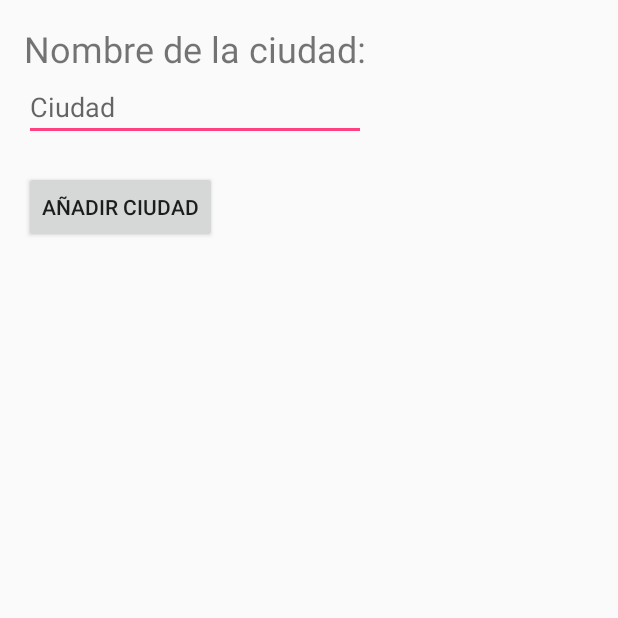
After one commit to elmorgan3/GestionSimpleDeArticulos3Version, an Android app: the AddCityActivity screen opened directly, with no data from a screen before it, on a phone screen of 412 x 824 dp, the top half of it. The commit adds this screen. Run offline under Robolectric (Android 15) with nearby library versions, the light colour scheme and no system bars.

```diff
--- a/app/src/main/AndroidManifest.xml
+++ b/app/src/main/AndroidManifest.xml
@@ -23,7 +23,8 @@
             android:theme="@style/AppTheme.NoActionBar" />
         <activity android:name=".ListaMovimientosActivity" />
         <activity android:name=".EntradaOSalidaActivity" />
-        <activity android:name=".ListaCiudadActivity"></activity>
+        <activity android:name=".ListaCiudadActivity" />
+        <activity android:name=".AddCityActivity"></activity>
     </application>
 
 </manifest>
--- /dev/null
+++ b/app/src/main/java/com/example/morga/gestionsimpledearticulos/AddCityActivity.java
@@ -0,0 +1,61 @@
+package com.example.morga.gestionsimpledearticulos;
+
+import android.app.Activity;
+import android.content.Intent;
+import android.support.v7.app.AppCompatActivity;
+import android.os.Bundle;
+import android.view.View;
+import android.widget.Button;
+import android.widget.TextView;
+import android.app.Activity;
+import android.app.AlertDialog;
+import android.content.DialogInterface;
+
+import org.w3c.dom.Text;
+
+public class AddCityActivity extends Activity {
+
+    private long idCity;
+    private ArticuloDataSource bd;
+
+    @Override
+    protected void onCreate(Bundle savedInstanceState) {
+        super.onCreate(savedInstanceState);
+        setContentView(R.layout.activity_add_city);
+
+        bd = new ArticuloDataSource(this);
+
+        // Botones de aceptar y cancelar
+        // Boton ok
+        Button btnAddCity = (Button) findViewById(R.id.buttonAddCity);
+        btnAddCity.setOnClickListener(new View.OnClickListener() {
+
+            @Override
+            public void onClick(View v) {
+                AddCity();
+            }
+        });
+    }
+
+    private void AddCity() {
+        //Validamos los datos
+        TextView tv;
+
+        tv = (TextView) findViewById(R.id.editTextNameCity);
+        String nameCity = tv.getText().toString();
+
+        if (nameCity.isEmpty()) {
+            MyDialog.showToast(this,"Hay que poner el nombre de la ciudad");
+            return;
+        }
+
+        idCity = bd.InsertCiudad(nameCity);
+
+        Intent mIntent = new Intent();
+        mIntent.putExtra("id", idCity);
+        setResult(RESULT_OK, mIntent);
+
+        finish();
+
+    }
+}
--- /dev/null
+++ b/app/src/main/res/layout/activity_add_city.xml
@@ -0,0 +1,39 @@
+<?xml version="1.0" encoding="utf-8"?>
+<LinearLayout xmlns:android="http://schemas.android.com/apk/res/android"
+    xmlns:app="http://schemas.android.com/apk/res-auto"
+    xmlns:tools="http://schemas.android.com/tools"
+    android:layout_width="wrap_content"
+    android:layout_height="wrap_content"
+    android:layout_margin="16dp"
+    android:orientation="vertical"
+    tools:context="com.example.morga.gestionsimpledearticulos.AddCityActivity">
+
+    <TextView
+        android:id="@+id/textView13"
+        android:layout_width="wrap_content"
+        android:layout_height="wrap_content"
+        android:layout_weight="1"
+        android:text="Nombre de la ciudad:"
+        android:textSize="24sp" />
+
+    <EditText
+        android:id="@+id/editTextNameCity"
+        android:layout_width="match_parent"
+        android:layout_height="wrap_content"
+        android:layout_weight="1"
+        android:ems="10"
+        android:hint="Ciudad"
+        android:inputType="textPersonName" />
+
+    <Space
+        android:layout_width="match_parent"
+        android:layout_height="20dp"
+        android:layout_weight="1" />
+
+    <Button
+        android:id="@+id/buttonAddCity"
+        android:layout_width="wrap_content"
+        android:layout_height="wrap_content"
+        android:layout_weight="1"
+        android:text="Añadir ciudad" />
+</LinearLayout>
--- a/app/src/main/res/layout/activity_lista_ciudad.xml
+++ b/app/src/main/res/layout/activity_lista_ciudad.xml
@@ -9,13 +9,13 @@
     tools:context="com.example.morga.gestionsimpledearticulos.ListaCiudadActivity">
 
     <Button
-        android:id="@+id/buttonAddCiudad"
+        android:id="@+id/buttonAddCity"
         android:layout_width="wrap_content"
         android:layout_height="wrap_content"
         android:text="Añadir ciudad" />
 
     <ListView
-        android:id="@+id/list"
+        android:id="@android:id/list"
         android:layout_width="match_parent"
         android:layout_height="match_parent" />
 </LinearLayout>
--- a/app/src/main/res/layout/activity_lista_completa.xml
+++ b/app/src/main/res/layout/activity_lista_completa.xml
@@ -21,5 +21,5 @@
     <ListView
         android:layout_width="match_parent"
         android:layout_height="match_parent"
-        android:id="@+id/list" />
+        android:id="@android:id/list" />
 </LinearLayout>
```
Also changed, not shown: app/src/main/java/com/example/morga/gestionsimpledearticulos/ArticuloDataSource.java (+11 -16 lines), app/src/main/java/com/example/morga/gestionsimpledearticulos/ListaCiudadActivity.java (+76 -1 lines), 12 other files.
